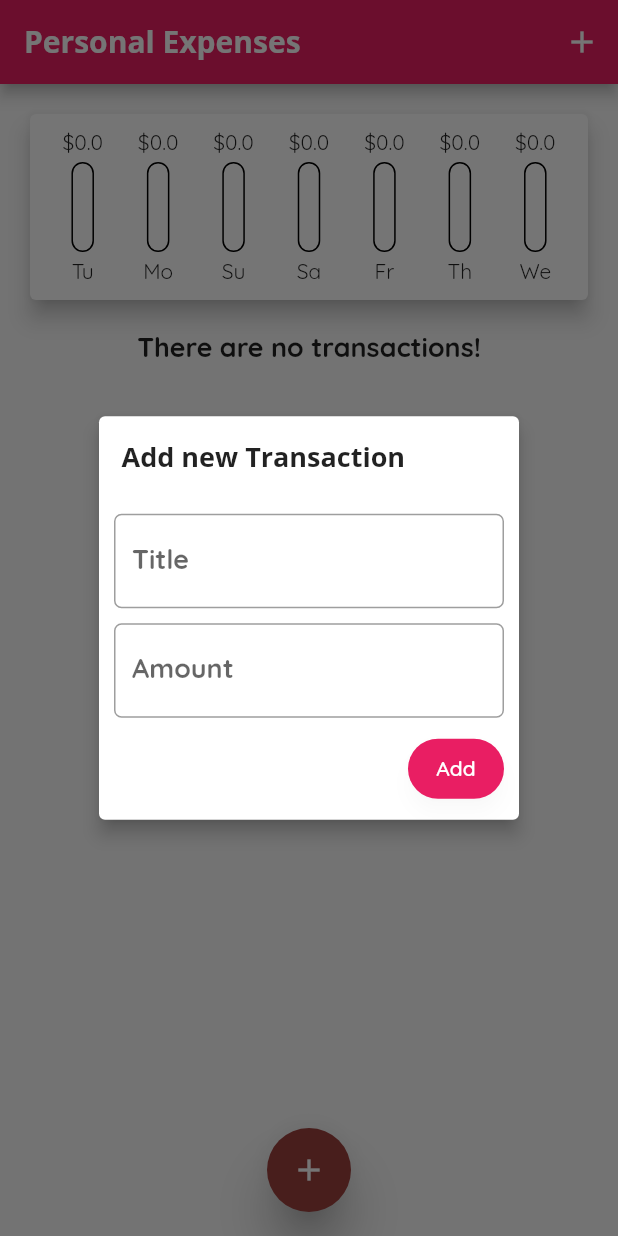
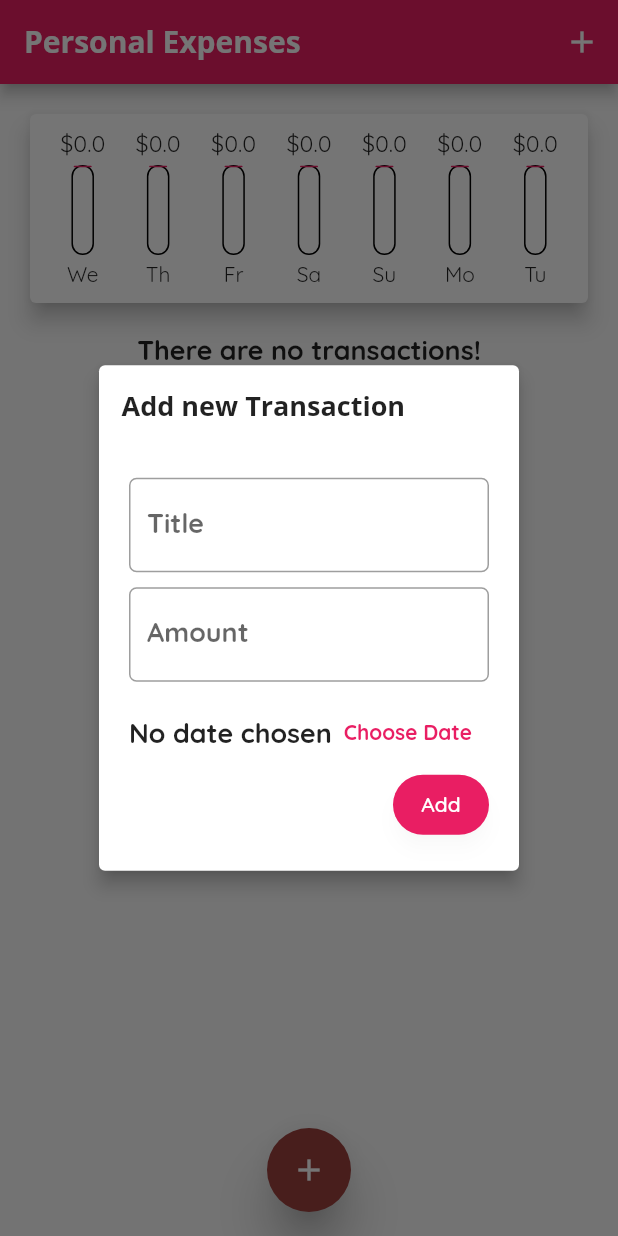
Before and after one commit to KaterinaOsipenko/Personal-Expenses-App, a Flutter app: the screen it shows after launch, after a tap on the "add" icon, on a phone screen of 412 x 824 dp. Run offline on Flutter 3.47's test engine with Material 2 defaults, Android fonts, the light colour scheme and no system bars; our stand-ins replace percent_indicator; missing offline and left inert: vertical_percent_indicator.

Commit message:
create button delete tx

```diff
--- a/lib/main.dart
+++ b/lib/main.dart
@@ -83,13 +83,19 @@ class _MyHomePageState extends State<MyHomePage> {
     }).toList();
   }
 
+  void _removeTransaction(String id) {
+    setState(() {
+      _transactionsList.removeWhere((element) => element.id == id);
+    });
+  }
+
   void _startAddNewTransaction(BuildContext ctx) {
     showDialog(
       context: context,
       builder: (_) {
         return SimpleDialog(
           titlePadding: const EdgeInsets.all(15),
-          contentPadding: const EdgeInsets.all(10),
+          contentPadding: const EdgeInsets.all(20),
           title: const Text("Add new Transaction"),
           children: [
             NewTransaction(_addNewTransaction),
@@ -116,7 +122,7 @@ class _MyHomePageState extends State<MyHomePage> {
           mainAxisAlignment: MainAxisAlignment.start,
           children: <Widget>[
             Chart(_recentTransactions),
-            TransactionList(_transactionsList),
+            TransactionList(_transactionsList, _removeTransaction),
           ],
         ),
       ),
--- a/lib/widgets/chart.dart
+++ b/lib/widgets/chart.dart
@@ -29,7 +29,7 @@ class Chart extends StatelessWidget {
           "sum": totalSum
         };
       },
-    );
+    ).reversed.toList();
   }
 
   double get _totalSum {
@@ -46,8 +46,7 @@ class Chart extends StatelessWidget {
 
     for (var tx in _groupedTransactionsValues) {
       bars.add(
-        Flexible(
-          fit: FlexFit.tight,
+        Expanded(
           child: ChartBar(tx["day"].toString(), (tx["sum"] as double),
               _totalSum == 0.0 ? 0.0 : (tx["sum"] as double) / _totalSum),
         ),
--- a/lib/widgets/chart_bar.dart
+++ b/lib/widgets/chart_bar.dart
@@ -16,8 +16,11 @@ class ChartBar extends StatelessWidget {
   Widget build(BuildContext context) {
     return Column(
       children: [
-        FittedBox(
-          child: Text("\$$_totalSum"),
+        Container(
+          height: 20,
+          child: FittedBox(
+            child: Text("\$$_totalSum"),
+          ),
         ),
         const SizedBox(
           height: 4,
@@ -32,10 +35,13 @@ class ChartBar extends StatelessWidget {
           child: Stack(
             children: [
               FractionallySizedBox(
+                alignment: Alignment.bottomCenter,
                 heightFactor: _perCentOfTotal,
                 child: Container(
                   decoration: BoxDecoration(
-                    color: Theme.of(context).colorScheme.tertiary,
+                    border: Border.all(width: 1),
+                    borderRadius: BorderRadius.circular(10),
+                    color: Theme.of(context).colorScheme.primary,
                   ),
                 ),
               ),
--- a/lib/widgets/new_transaction.dart
+++ b/lib/widgets/new_transaction.dart
@@ -68,6 +68,18 @@ class _NewTransactionState extends State<NewTransaction> {
               ),
             ),
           ),
+          Row(
+            children: [
+              Text('No date chosen'),
+              TextButton(
+                onPressed: () {},
+                child: const Text(
+                  "Choose Date",
+                  style: TextStyle(fontWeight: FontWeight.bold),
+                ),
+              )
+            ],
+          ),
           FilledButton.tonal(
             style: ButtonStyle(
               shadowColor: MaterialStateProperty.all(Colors.black12),
```
Also changed, not shown: lib/widgets/transaction_list.dart (+50 -25 lines).
